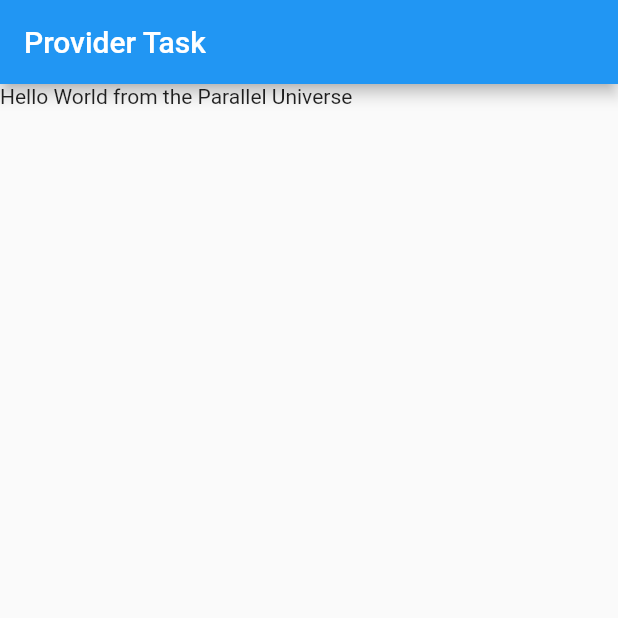
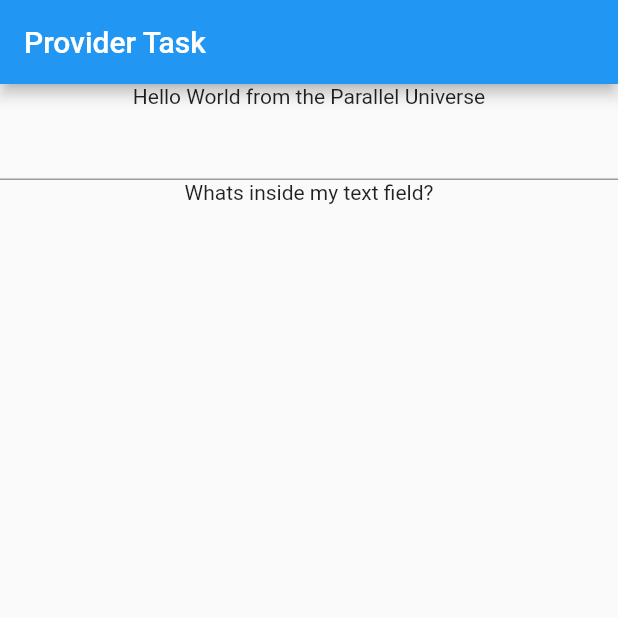
Before and after one commit to najmulmyself/todoyee, a Flutter app: the screen it shows after launch, on a phone screen of 412 x 824 dp, the top half of it. Run offline on Flutter 3.47's test engine with Material 2 defaults, Android fonts, the phone set to English and light mode, and no system bars.

Commit message:
added with seperate class

```diff
--- /dev/null
+++ b/lib/models/notifier.dart
@@ -0,0 +1,10 @@
+import 'package:flutter/material.dart';
+
+class ChangesData extends ChangeNotifier {
+  String helloText = 'Whats inside my text field?';
+
+  void changeText(newText) {
+    helloText = newText;
+    notifyListeners();
+  }
+}
--- a/lib/screen/provider_task.dart
+++ b/lib/screen/provider_task.dart
@@ -2,12 +2,13 @@
 
 import 'package:flutter/material.dart';
 import 'package:provider/provider.dart';
+import 'package:todoyee/models/notifier.dart';
 
 class ProviderTask extends StatelessWidget {
-  const ProviderTask({Key? key}) : super(key: key);
-
   @override
   Widget build(BuildContext context) {
+    final a = ChangesData();
+    String b = a.helloText;
     return Scaffold(
       appBar: AppBar(
         title: const Text('Provider Task'),
@@ -15,6 +16,8 @@
       body: Column(
         children: [
           Text(Provider.of<String>(context)),
+          TextField(),
+          Text(b),
         ],
       ),
     );
```
